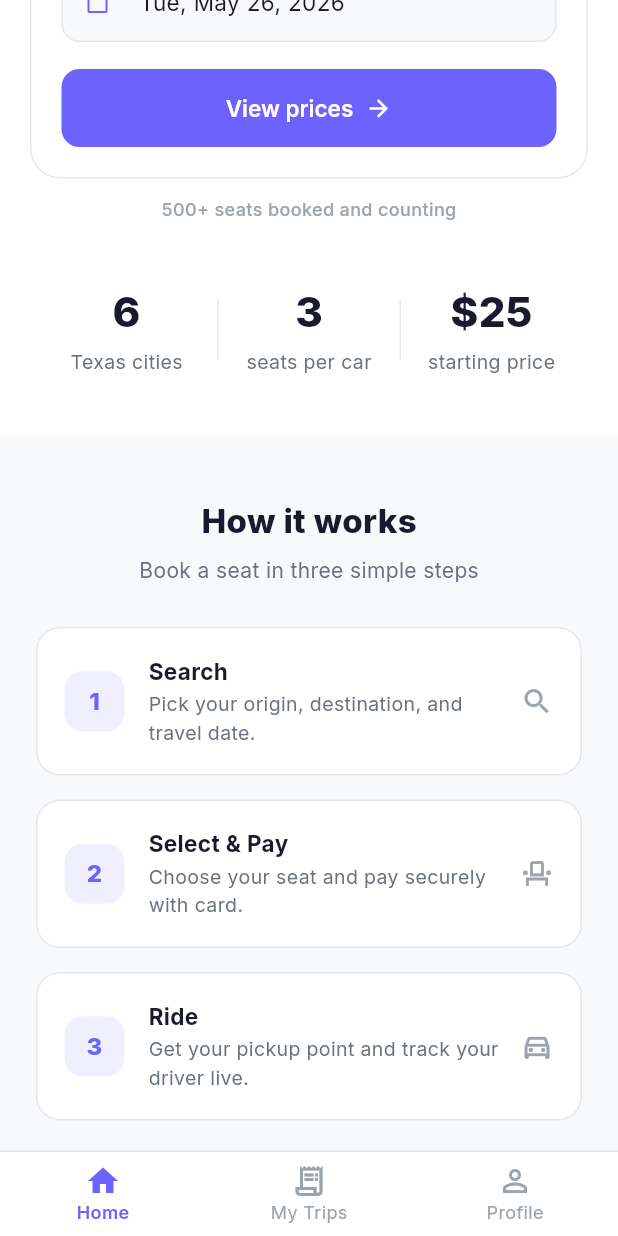
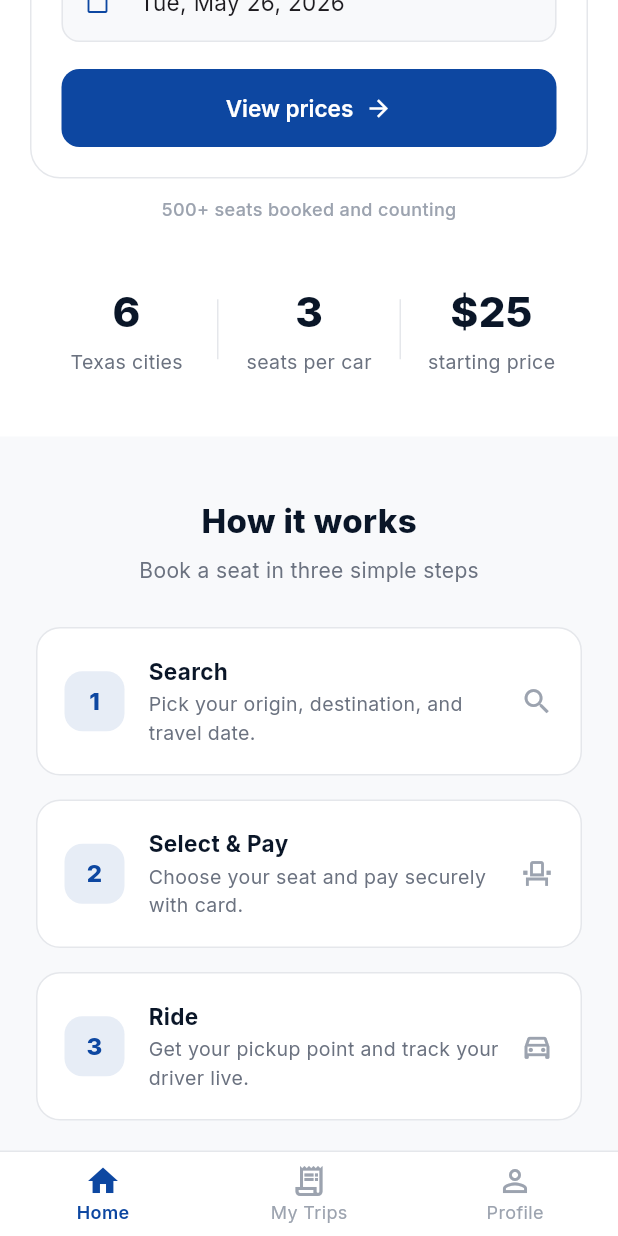
Before and after one commit to boladejr/ride_share, a Flutter app: the LandingPage screen opened directly, scrolled down 576 dp, on a phone screen of 412 x 824 dp. Run offline on Flutter 3.47's test engine with Material 3 defaults, Android fonts, the phone set to English and light mode, and no system bars; our stand-ins replace google_fonts; accounts and stored records are empty.

Commit message:
Change theme from purple to dark blue
Co-Authored-By: bolade.olawale1 <bolade.olawale@stu.cu.edu.ng>

```diff
--- a/lib/theme.dart
+++ b/lib/theme.dart
@@ -2,16 +2,16 @@ import 'package:flutter/material.dart';
 import 'package:google_fonts/google_fonts.dart';
 
 class AppTheme {
-  // Minimalist palette — soft purple accent on white
-  static const Color primaryColor = Color(0xFF6C63FF);
-  static const Color primaryLight = Color(0xFF8B85FF);
-  static const Color primaryDark = Color(0xFF1A1A2E);
-  static const Color accentColor = Color(0xFF6C63FF);
+  // Minimalist palette — dark blue accent on white
+  static const Color primaryColor = Color(0xFF0D47A1);
+  static const Color primaryLight = Color(0xFF1565C0);
+  static const Color primaryDark = Color(0xFF0A1628);
+  static const Color accentColor = Color(0xFF0D47A1);
   static const Color surfaceColor = Color(0xFFF8F9FB);
   static const Color errorColor = Color(0xFFE53935);
   static const Color successColor = Color(0xFF43A047);
 
-  static const Color seatAvailable = Color(0xFF6C63FF);
+  static const Color seatAvailable = Color(0xFF0D47A1);
   static const Color seatTaken = Color(0xFFE0E0E0);
   static const Color seatSelected = Color(0xFF1A1A2E);
   static const Color seatEmpty = Color(0xFFF0F0F0);
```
